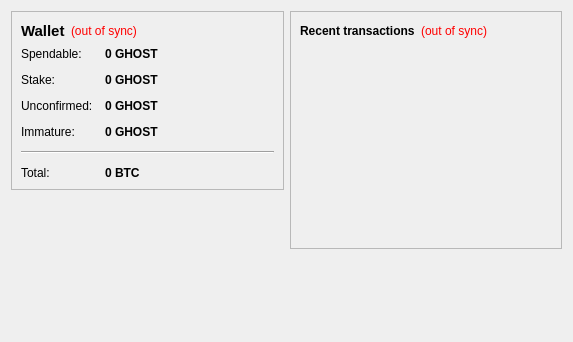
Old version of the form src/qt/forms/overviewpage.ui in the repository smith7800/spook.
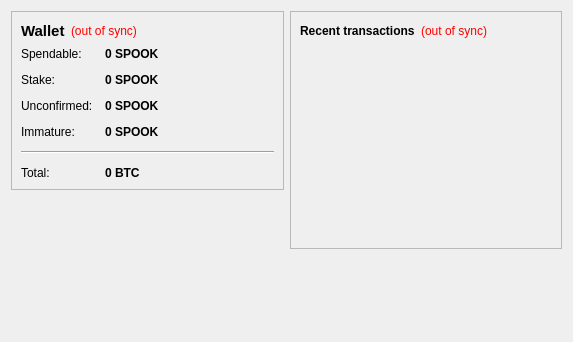
New version of the form.

```diff
--- a/src/qt/forms/overviewpage.ui
+++ b/src/qt/forms/overviewpage.ui
@@ -105,7 +105,7 @@
              <string>Your current spendable balance</string>
             </property>
             <property name="text">
-             <string notr="true">0 GHOST</string>
+             <string notr="true">0 SPOOK</string>
             </property>
             <property name="textInteractionFlags">
              <set>Qt::LinksAccessibleByMouse|Qt::TextSelectableByKeyboard|Qt::TextSelectableByMouse</set>
@@ -134,7 +134,7 @@
              <string>Total of coins that was staked, and do not yet count toward the current balance</string>
             </property>
             <property name="text">
-             <string notr="true">0 GHOST</string>
+             <string notr="true">0 SPOOK</string>
             </property>
             <property name="textInteractionFlags">
              <set>Qt::LinksAccessibleByMouse|Qt::TextSelectableByKeyboard|Qt::TextSelectableByMouse</set>
@@ -163,7 +163,7 @@
              <string>Total of transactions that have yet to be confirmed, and do not yet count toward the current balance</string>
             </property>
             <property name="text">
-             <string notr="true">0 GHOST</string>
+             <string notr="true">0 SPOOK</string>
             </property>
             <property name="textInteractionFlags">
              <set>Qt::LinksAccessibleByMouse|Qt::TextSelectableByKeyboard|Qt::TextSelectableByMouse</set>
@@ -189,7 +189,7 @@
              <string>Mined balance that has not yet matured</string>
             </property>
             <property name="text">
-             <string notr="true">0 GHOST</string>
+             <string notr="true">0 SPOOK</string>
             </property>
             <property name="textInteractionFlags">
              <set>Qt::LinksAccessibleByMouse|Qt::TextSelectableByKeyboard|Qt::TextSelectableByMouse</set>
```
Left out of the diff: 4 changed lines with no effect on the pictures.
